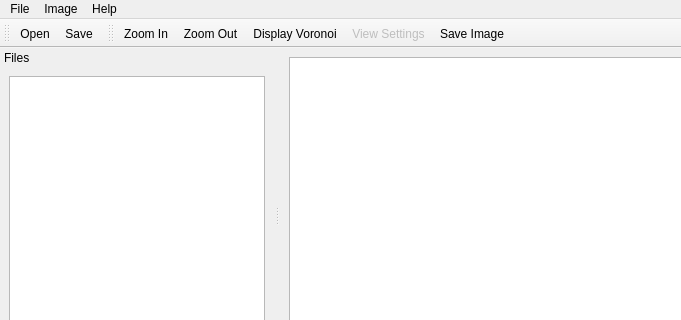
The window that mainwindow.ui (encukou/cluster) describes before a commit, drawn with Qt 5; both pictures show x 0 to 681 and y 0 to 320 of the 812 by 645 pixel window.
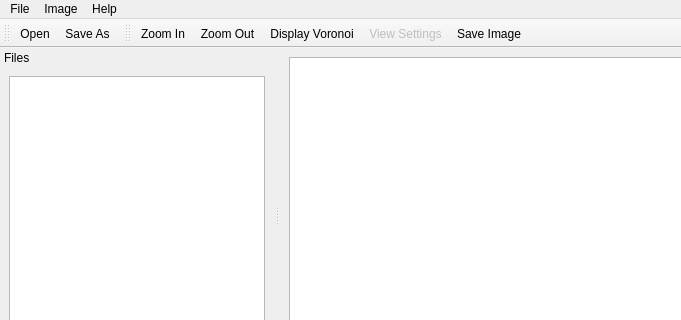
The same window after the commit. Custom widgets are drawn as their Qt base class.

Diff of the .ui file:
```diff
--- a/mainwindow.ui
+++ b/mainwindow.ui
@@ -173,7 +173,7 @@
     <bool>false</bool>
    </attribute>
    <addaction name="actionOpen"/>
-   <addaction name="actionSave"/>
+   <addaction name="actionSaveAs"/>
   </widget>
   <widget class="QToolBar" name="toolBar_2">
    <property name="windowTitle">
```
Left out of the diff: 12 changed lines with no effect on the pictures.
